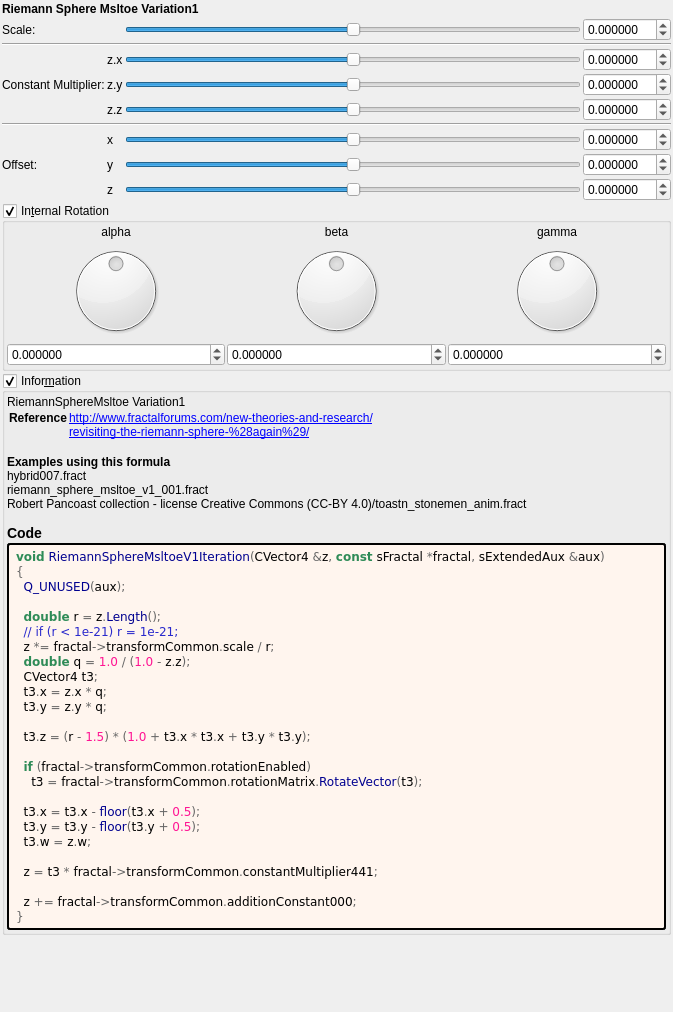
buddhi1980/mandelbulber2, file mandelbulber2/formula/ui/fractal_riemann_sphere_msltoe_v1.ui: the form before one commit.
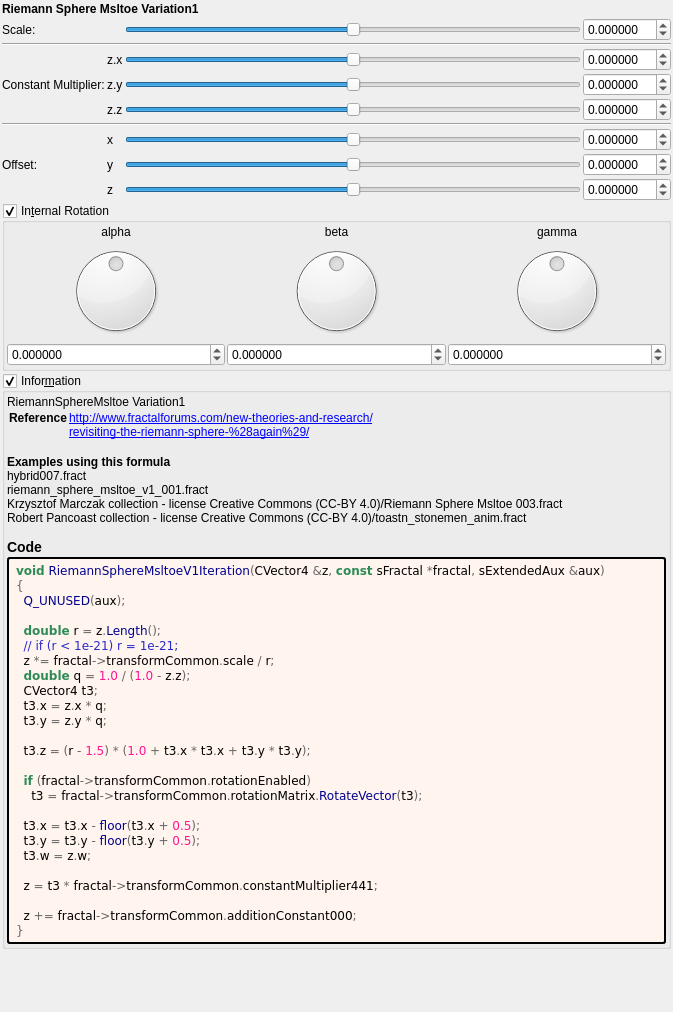
The form after the commit. Custom widgets are drawn as their Qt base class.

What changed in the file:
```diff
--- a/mandelbulber2/formula/ui/fractal_riemann_sphere_msltoe_v1.ui
+++ b/mandelbulber2/formula/ui/fractal_riemann_sphere_msltoe_v1.ui
@@ -721,7 +721,7 @@
 &lt;a href=&quot;revisiting-the-riemann-sphere-%28again%29/&quot;&gt;revisiting-the-riemann-sphere-%28again%29/&lt;br&gt;
 &lt;/td&gt;&lt;/tr&gt;
 &lt;/table&gt;
-&lt;br&gt;&lt;b&gt;Examples using this formula&lt;/b&gt;&lt;br&gt;hybrid007.fract&lt;br&gt;riemann_sphere_msltoe_v1_001.fract&lt;br&gt;Robert Pancoast collection - license Creative Commons (CC-BY 4.0)/toastn_stonemen_anim.fract&lt;h3&gt;Code&lt;/h3&gt;</string>
+&lt;br&gt;&lt;b&gt;Examples using this formula&lt;/b&gt;&lt;br&gt;hybrid007.fract&lt;br&gt;riemann_sphere_msltoe_v1_001.fract&lt;br&gt;Krzysztof Marczak collection - license Creative Commons (CC-BY 4.0)/Riemann Sphere Msltoe 003.fract&lt;br&gt;Robert Pancoast collection - license Creative Commons (CC-BY 4.0)/toastn_stonemen_anim.fract&lt;h3&gt;Code&lt;/h3&gt;</string>
         </property>
         <property name="wordWrap">
          <bool>true</bool>
```
